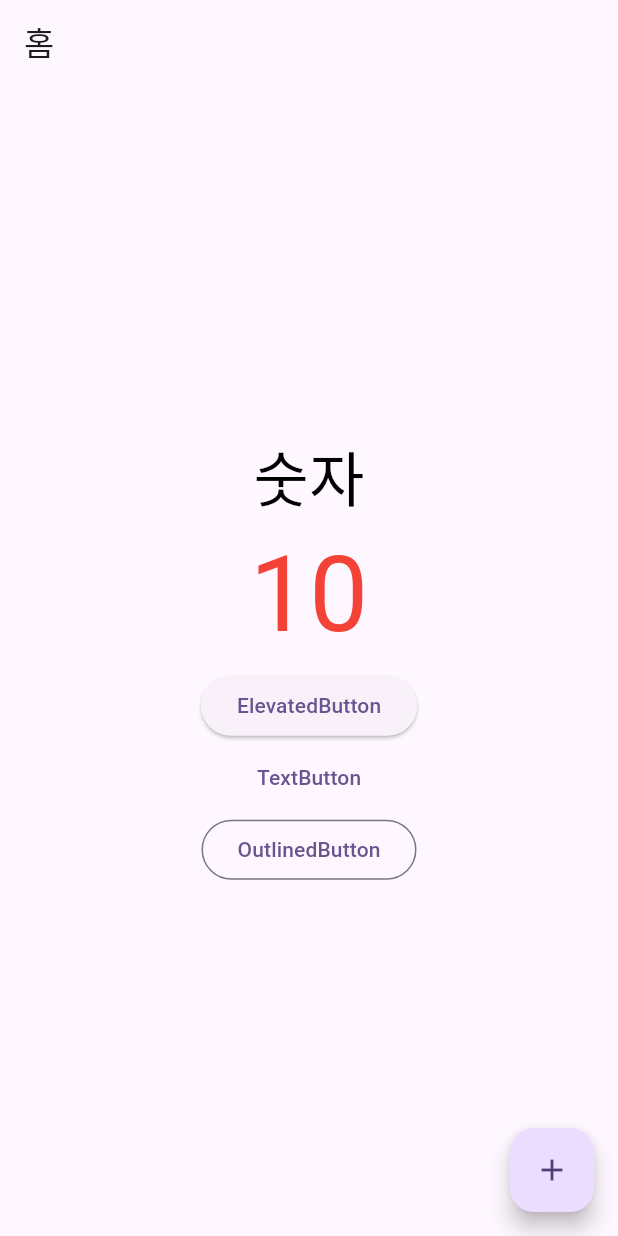
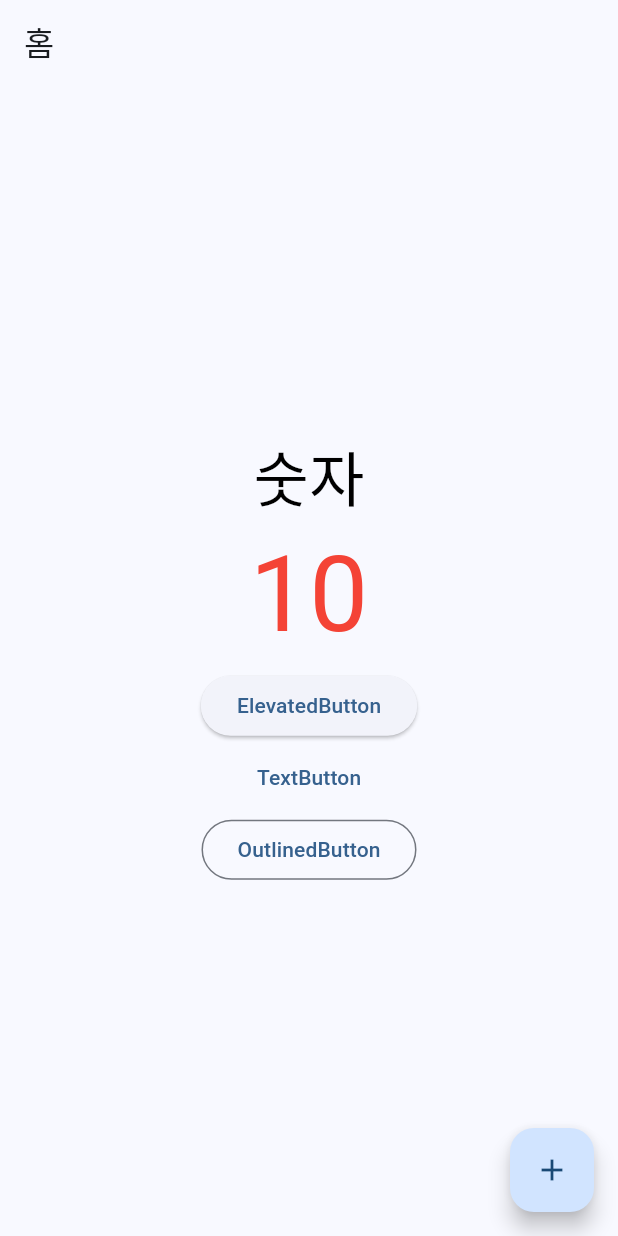
Before and after one commit to sinbee0402/Flutter, a Flutter app: the screen it shows after launch, on a phone screen of 412 x 824 dp. Run offline on Flutter 3.47's test engine with Material 2 defaults, Android fonts, the phone set to English and light mode, and no system bars.

Commit message:
027. 머티리얼 디자인이란?

```diff
--- a/lib/main.dart
+++ b/lib/main.dart
@@ -18,13 +18,18 @@ class MyApp extends StatelessWidget {
   // This widget is the root of your application.
   @override
   Widget build(BuildContext context) {
+    // Material 디자인을 기본으로 가지고있는 앱을 만들 때,
+    // 가장 처음에 위치해야하는 위젯
+    // 이부분은 손대지 않고, home부분만 수정해서 사용한다.
     return MaterialApp(
       title: 'Flutter Demo',
       theme: ThemeData(
-        colorScheme: ColorScheme.fromSeed(seedColor: Colors.deepPurple),
+        // 전체적인 색상이 바뀐다.
+        // 안되는 색상들이 정해져 있다. -> white, black 등등
+        colorScheme: ColorScheme.fromSeed(seedColor: Colors.blue),
         useMaterial3: true,
       ),
-      home: const MainPage(),
+      home: const MainPage(), // 시작하는 파일, 첫번째 페이지
     );
   }
 }
```
